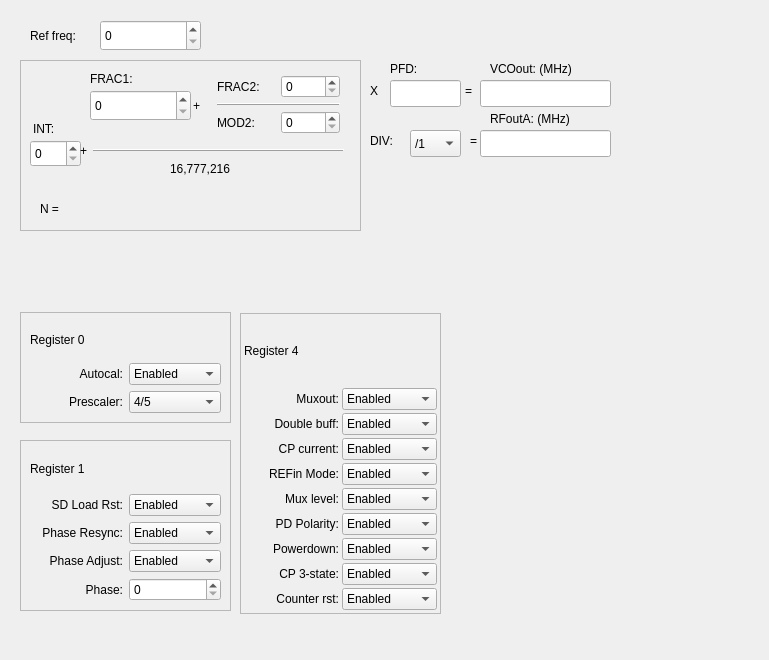
Old version of the form host/tamer-gui/adf4355.ui in the repository sergforce/clock-tamer.
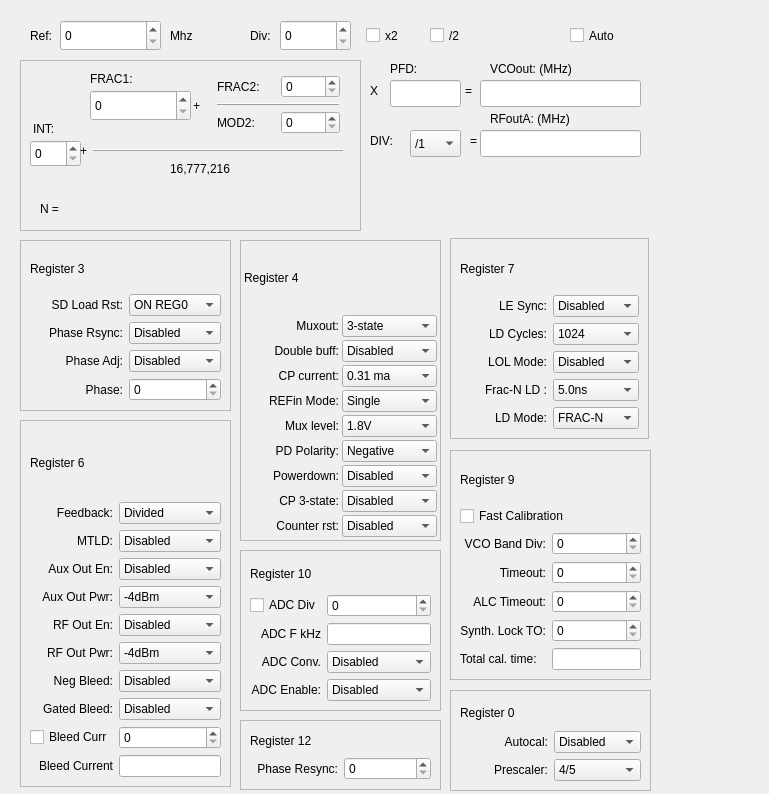
New version of the form.

```diff
--- a/host/tamer-gui/adf4355.ui
+++ b/host/tamer-gui/adf4355.ui
@@ -7,7 +7,7 @@
     <x>0</x>
     <y>0</y>
     <width>769</width>
-    <height>660</height>
+    <height>794</height>
    </rect>
   </property>
   <property name="windowTitle">
@@ -16,10 +16,10 @@
   <widget class="QFrame" name="frame">
    <property name="geometry">
     <rect>
-     <x>20</x>
-     <y>312</y>
-     <width>211</width>
-     <height>111</height>
+     <x>450</x>
+     <y>690</y>
+     <width>201</width>
+     <height>101</height>
     </rect>
    </property>
    <property name="frameShape">
@@ -50,7 +50,7 @@
      <widget class="QComboBox" name="comboBox">
       <item>
        <property name="text">
-        <string>Enabled</string>
+        <string>Disabled</string>
        </property>
       </item>
       <item>
@@ -90,7 +90,7 @@
    <property name="geometry">
     <rect>
      <x>20</x>
-     <y>440</y>
+     <y>240</y>
      <width>211</width>
      <height>171</height>
     </rect>
@@ -105,7 +105,7 @@
     <item row="0" column="0" colspan="2">
      <widget class="QLabel" name="label_4">
       <property name="text">
-       <string>Register 1</string>
+       <string>Register 3</string>
       </property>
      </widget>
     </item>
@@ -123,7 +123,7 @@
      <widget class="QComboBox" name="comboBox_3">
       <item>
        <property name="text">
-        <string>Enabled</string>
+        <string>ON REG0</string>
        </property>
       </item>
       <item>
@@ -136,7 +136,7 @@
     <item row="2" column="0">
      <widget class="QLabel" name="label_6">
       <property name="text">
-       <string>Phase Resync:</string>
+       <string>Phase Rsync:</string>
       </property>
       <property name="alignment">
        <set>Qt::AlignRight|Qt::AlignTrailing|Qt::AlignVCenter</set>
@@ -147,7 +147,7 @@
      <widget class="QComboBox" name="comboBox_4">
       <item>
        <property name="text">
-        <string>Enabled</string>
+        <string>Disabled</string>
        </property>
       </item>
       <item>
@@ -160,7 +160,7 @@
     <item row="3" column="0">
      <widget class="QLabel" name="label_7">
       <property name="text">
-       <string>Phase Adjust:</string>
+       <string>Phase Adj:</string>
       </property>
       <property name="alignment">
        <set>Qt::AlignRight|Qt::AlignTrailing|Qt::AlignVCenter</set>
@@ -171,7 +171,7 @@
      <widget class="QComboBox" name="comboBox_5">
       <item>
        <property name="text">
-        <string>Enabled</string>
+        <string>Disabled</string>
        </property>
       </item>
       <item>
@@ -200,7 +200,7 @@
    <property name="geometry">
     <rect>
      <x>240</x>
-     <y>313</y>
+     <y>240</y>
      <width>201</width>
      <height>301</height>
     </rect>
@@ -248,7 +248,7 @@
      <widget class="QComboBox" name="comboBox_6">
       <item>
        <property name="text">
-        <string>Enabled</string>
+        <string>3-state</string>
        </property>
       </item>
       <item>
@@ -272,7 +272,7 @@
      <widget class="QComboBox" name="comboBox_7">
       <item>
        <property name="text">
-        <string>Enabled</string>
+        <string>Disabled</string>
        </property>
       </item>
       <item>
@@ -296,7 +296,7 @@
      <widget class="QComboBox" name="comboBox_8">
       <item>
        <property name="text">
-        <string>Enabled</string>
+        <string>0.31 ma</string>
        </property>
       </item>
       <item>
@@ -320,7 +320,7 @@
      <widget class="QComboBox" name="comboBox_9">
       <item>
        <property name="text">
-        <string>Enabled</string>
+        <string>Single</string>
        </property>
       </item>
       <item>
@@ -344,7 +344,7 @@
      <widget class="QComboBox" name="comboBox_10">
       <item>
        <property name="text">
-        <string>Enabled</string>
+        <string>1.8V</string>
        </property>
       </item>
       <item>
@@ -368,7 +368,7 @@
      <widget class="QComboBox" name="comboBox_11">
       <item>
        <property name="text">
-        <string>Enabled</string>
+        <string>Negative</string>
        </property>
       </item>
       <item>
@@ -392,7 +392,7 @@
      <widget class="QComboBox" name="comboBox_12">
       <item>
        <property name="text">
-        <string>Enabled</string>
+        <string>Disabled</string>
        </property>
       </item>
       <item>
@@ -416,7 +416,7 @@
      <widget class="QComboBox" name="comboBox_13">
       <item>
        <property name="text">
-        <string>Enabled</string>
+        <string>Disabled</string>
        </property>
       </item>
       <item>
@@ -440,7 +440,7 @@
      <widget class="QComboBox" name="comboBox_14">
       <item>
        <property name="text">
-        <string>Enabled</string>
+        <string>Disabled</string>
        </property>
       </item>
       <item>
@@ -712,7 +712,7 @@
     <rect>
      <x>480</x>
      <y>80</y>
-     <width>131</width>
+     <width>161</width>
      <height>27</height>
     </rect>
    </property>
@@ -735,7 +735,7 @@
     <rect>
      <x>480</x>
      <y>130</y>
-     <width>131</width>
+     <width>161</width>
      <height>27</height>
     </rect>
    </property>
@@ -821,24 +821,752 @@
     <rect>
      <x>30</x>
      <y>20</y>
-     <width>71</width>
+     <width>31</width>
      <height>31</height>
     </rect>
    </property>
    <property name="text">
-    <string>Ref freq:</string>
+    <string>Ref:</string>
    </property>
   </widget>
   <widget class="QSpinBox" name="spinBox_6">
    <property name="geometry">
     <rect>
-     <x>100</x>
+     <x>60</x>
      <y>20</y>
      <width>101</width>
      <height>31</height>
     </rect>
    </property>
   </widget>
+  <widget class="QFrame" name="frame_8">
+   <property name="geometry">
+    <rect>
+     <x>450</x>
+     <y>238</y>
+     <width>199</width>
+     <height>201</height>
+    </rect>
+   </property>
+   <property name="frameShape">
+    <enum>QFrame::StyledPanel</enum>
+   </property>
+   <property name="frameShadow">
+    <enum>QFrame::Raised</enum>
+   </property>
+   <layout class="QGridLayout" name="gridLayout_5">
+    <item row="0" column="0" colspan="2">
+     <widget class="QLabel" name="label_35">
+      <property name="text">
+       <string>Register 7</string>
+      </property>
+     </widget>
+    </item>
+    <item row="1" column="0">
+     <widget class="QLabel" name="label_40">
+      <property name="text">
+       <string>LE Sync:</string>
+      </property>
+      <property name="alignment">
+       <set>Qt::AlignRight|Qt::AlignTrailing|Qt::AlignVCenter</set>
+      </property>
+     </widget>
+    </item>
+    <item row="1" column="1">
+     <widget class="QComboBox" name="comboBox_16">
+      <item>
+       <property name="text">
+        <string>Disabled</string>
+       </property>
+      </item>
+      <item>
+       <property name="text">
+        <string>REFin</string>
+       </property>
+      </item>
+     </widget>
+    </item>
+    <item row="2" column="0">
+     <widget class="QLabel" name="label_37">
+      <property name="text">
+       <string>LD Cycles:</string>
+      </property>
+      <property name="alignment">
+       <set>Qt::AlignRight|Qt::AlignTrailing|Qt::AlignVCenter</set>
+      </property>
+     </widget>
+    </item>
+    <item row="2" column="1">
+     <widget class="QComboBox" name="comboBox_18">
+      <item>
+       <property name="text">
+        <string>1024</string>
+       </property>
+      </item>
+      <item>
+       <property name="text">
+        <string>2048</string>
+       </property>
+      </item>
+      <item>
+       <property name="text">
+        <string>4096</string>
+       </property>
+      </item>
+      <item>
+       <property name="text">
+        <string>8192</string>
+       </property>
+      </item>
+     </widget>
+    </item>
+    <item row="3" column="0">
+     <widget class="QLabel" name="label_39">
+      <property name="text">
+       <string>LOL Mode:</string>
+      </property>
+      <property name="alignment">
+       <set>Qt::AlignRight|Qt::AlignTrailing|Qt::AlignVCenter</set>
+      </property>
+     </widget>
+    </item>
+    <item row="3" column="1">
+     <widget class="QComboBox" name="comboBox_19">
+      <item>
+       <property name="text">
+        <string>Disabled</string>
+       </property>
+      </item>
+      <item>
+       <property name="text">
+        <string>Enabled</string>
+       </property>
+      </item>
+     </widget>
+    </item>
+    <item row="4" column="0">
+     <widget class="QLabel" name="label_36">
+      <property name="text">
+       <string>Frac-N LD :</string>
+      </property>
+      <property name="alignment">
+       <set>Qt::AlignRight|Qt::AlignTrailing|Qt::AlignVCenter</set>
+      </property>
+     </widget>
+    </item>
+    <item row="4" column="1">
+     <widget class="QComboBox" name="comboBox_20">
+      <item>
+       <property name="text">
+        <string>5.0ns</string>
+       </property>
+      </item>
+      <item>
+       <property name="text">
+        <string>6.0ns</string>
+       </property>
+      </item>
+      <item>
+       <property name="text">
+        <string>8.0ns</string>
+       </property>
+      </item>
+      <item>
+       <property name="text">
+        <string>12.0ns</string>
+       </property>
+      </item>
+     </widget>
+    </item>
+    <item row="5" column="0">
+     <widget class="QLabel" name="label_38">
+      <property name="text">
+       <string>LD Mode:</string>
+      </property>
+      <property name="alignment">
+       <set>Qt::AlignRight|Qt::AlignTrailing|Qt::AlignVCenter</set>
+      </property>
+     </widget>
+    </item>
+    <item row="5" column="1">
+     <widget class="QComboBox" name="comboBox_17">
+      <item>
+       <property name="text">
+        <string>FRAC-N</string>
+       </property>
+      </item>
+      <item>
+       <property name="text">
+        <string>INT 2.9ns</string>
+       </property>
+      </item>
+     </widget>
+    </item>
+   </layout>
+  </widget>
+  <widget class="QLabel" name="label_41">
+   <property name="geometry">
+    <rect>
+     <x>250</x>
+     <y>20</y>
+     <width>41</width>
+     <height>31</height>
+    </rect>
+   </property>
+   <property name="text">
+    <string>Div:</string>
+   </property>
+  </widget>
+  <widget class="QSpinBox" name="spinBox_7">
+   <property name="geometry">
+    <rect>
+     <x>280</x>
+     <y>20</y>
+     <width>71</width>
+     <height>31</height>
+    </rect>
+   </property>
+  </widget>
+  <widget class="QLabel" name="label_42">
+   <property name="geometry">
+    <rect>
+     <x>170</x>
+     <y>20</y>
+     <width>31</width>
+     <height>31</height>
+    </rect>
+   </property>
+   <property name="text">
+    <string>Mhz</string>
+   </property>
+  </widget>
+  <widget class="QCheckBox" name="checkBox">
+   <property name="geometry">
+    <rect>
+     <x>366</x>
+     <y>20</y>
+     <width>51</width>
+     <height>31</height>
+    </rect>
+   </property>
+   <property name="text">
+    <string>x2</string>
+   </property>
+  </widget>
+  <widget class="QCheckBox" name="checkBox_2">
+   <property name="geometry">
+    <rect>
+     <x>430</x>
+     <y>20</y>
+     <width>51</width>
+     <height>31</height>
+    </rect>
+   </property>
+   <property name="text">
+    <string>/2</string>
+   </property>
+  </widget>
+  <widget class="QCheckBox" name="checkBox_3">
+   <property name="geometry">
+    <rect>
+     <x>570</x>
+     <y>20</y>
+     <width>71</width>
+     <height>31</height>
+    </rect>
+   </property>
+   <property name="text">
+    <string>Auto</string>
+   </property>
+  </widget>
+  <widget class="QFrame" name="frame_9">
+   <property name="geometry">
+    <rect>
+     <x>450</x>
+     <y>450</y>
+     <width>201</width>
+     <height>230</height>
+    </rect>
+   </property>
+   <property name="frameShape">
+    <enum>QFrame::StyledPanel</enum>
+   </property>
+   <property name="frameShadow">
+    <enum>QFrame::Raised</enum>
+   </property>
+   <layout class="QGridLayout" name="gridLayout_6">
+    <item row="0" column="0" colspan="2">
+     <widget class="QLabel" name="label_48">
+      <property name="text">
+       <string>Register 9</string>
+      </property>
+     </widget>
+    </item>
+    <item row="1" column="0" colspan="2">
+     <widget class="QCheckBox" name="checkBox_4">
+      <property name="text">
+       <string>Fast Calibration</string>
+      </property>
+     </widget>
+    </item>
+    <item row="2" column="0">
+     <widget class="QLabel" name="label_44">
+      <property name="text">
+       <string>VCO Band Div:</string>
+      </property>
+      <property name="alignment">
+       <set>Qt::AlignRight|Qt::AlignTrailing|Qt::AlignVCenter</set>
+      </property>
+     </widget>
+    </item>
+    <item row="2" column="1">
+     <widget class="QSpinBox" name="spinBox_9"/>
+    </item>
+    <item row="3" column="0">
+     <widget class="QLabel" name="label_43">
+      <property name="text">
+       <string>Timeout:</string>
+      </property>
+      <property name="alignment">
+       <set>Qt::AlignRight|Qt::AlignTrailing|Qt::AlignVCenter</set>
+      </property>
+     </widget>
+    </item>
+    <item row="3" column="1">
+     <widget class="QSpinBox" name="spinBox_8"/>
+    </item>
+    <item row="4" column="0">
+     <widget class="QLabel" name="label_45">
+      <property name="text">
+       <string>ALC Timeout:</string>
+      </property>
+      <property name="alignment">
+       <set>Qt::AlignRight|Qt::AlignTrailing|Qt::AlignVCenter</set>
+      </property>
+     </widget>
+    </item>
+    <item row="4" column="1">
+     <widget class="QSpinBox" name="spinBox_10"/>
+    </item>
+    <item row="5" column="0">
+     <widget class="QLabel" name="label_46">
+      <property name="text">
+       <string>Synth. Lock TO:</string>
+      </property>
+      <property name="alignment">
+       <set>Qt::AlignRight|Qt::AlignTrailing|Qt::AlignVCenter</set>
+      </property>
+     </widget>
+    </item>
+    <item row="5" column="1">
+     <widget class="QSpinBox" name="spinBox_11"/>
+    </item>
+    <item row="6" column="0">
+     <widget class="QLabel" name="label_47">
+      <property name="text">
+       <string>Total cal. time:</string>
+      </property>
+     </widget>
+    </item>
+    <item row="6" column="1">
+     <widget class="QLineEdit" name="lineEdit_4"/>
+    </item>
+   </layout>
+  </widget>
+  <widget class="QFrame" name="frame_10">
+   <property name="geometry">
+    <rect>
+     <x>20</x>
+     <y>420</y>
+     <width>211</width>
+     <height>367</height>
+    </rect>
+   </property>
+   <property name="frameShape">
+    <enum>QFrame::StyledPanel</enum>
+   </property>
+   <property name="frameShadow">
+    <enum>QFrame::Raised</enum>
+   </property>
+   <layout class="QGridLayout" name="gridLayout_7">
+    <item row="0" column="0" colspan="2">
+     <widget class="QLabel" name="label_54">
+      <property name="text">
+       <string>Register 6</string>
+      </property>
+     </widget>
+    </item>
+    <item row="1" column="0">
+     <widget class="QLabel" name="label_57">
+      <property name="text">
+       <string>Feedback:</string>
+      </property>
+      <property name="alignment">
+       <set>Qt::AlignRight|Qt::AlignTrailing|Qt::AlignVCenter</set>
+      </property>
+     </widget>
+    </item>
+    <item row="1" column="1">
+     <widget class="QComboBox" name="comboBox_21">
+      <item>
+       <property name="text">
+        <string>Divided</string>
+       </property>
+      </item>
+      <item>
+       <property name="text">
+        <string>Fundamental</string>
+       </property>
+      </item>
+     </widget>
+    </item>
+    <item row="2" column="0">
+     <widget class="QLabel" name="label_50">
+      <property name="text">
+       <string>MTLD:</string>
+      </property>
+      <property name="alignment">
+       <set>Qt::AlignRight|Qt::AlignTrailing|Qt::AlignVCenter</set>
+      </property>
+     </widget>
+    </item>
+    <item row="2" column="1">
+     <widget class="QComboBox" name="comboBox_25">
+      <item>
+       <property name="text">
+        <string>Disabled</string>
+       </property>
+      </item>
+      <item>
+       <property name="text">
+        <string>Enabled</string>
+       </property>
+      </item>
+     </widget>
+    </item>
+    <item row="3" column="0">
+     <widget class="QLabel" name="label_56">
+      <property name="text">
+       <string>Aux Out En:</string>
+      </property>
+      <property name="alignment">
+       <set>Qt::AlignRight|Qt::AlignTrailing|Qt::AlignVCenter</set>
+      </property>
+     </widget>
+    </item>
+    <item row="3" column="1">
+     <widget class="QComboBox" name="comboBox_27">
+      <item>
+       <property name="text">
+        <string>Disabled</string>
+       </property>
+      </item>
+      <item>
+       <property name="text">
+        <string>Enabled</string>
+       </property>
+      </item>
+     </widget>
+    </item>
+    <item row="4" column="0">
+     <widget class="QLabel" name="label_49">
+      <property name="text">
+       <string>Aux Out Pwr:</string>
+      </property>
+      <property name="alignment">
+       <set>Qt::AlignRight|Qt::AlignTrailing|Qt::AlignVCenter</set>
+      </property>
+     </widget>
+    </item>
+    <item row="4" column="1">
+     <widget class="QComboBox" name="comboBox_28">
+      <item>
+       <property name="text">
+        <string>-4dBm</string>
+       </property>
+      </item>
+      <item>
+       <property name="text">
+        <string>-1dBm</string>
+       </property>
+      </item>
+      <item>
+       <property name="text">
+        <string>+2dBm</string>
+       </property>
+      </item>
+      <item>
+       <property name="text">
+        <string>+5dBm</string>
+       </property>
+      </item>
+     </widget>
+    </item>
+    <item row="5" column="0">
+     <widget class="QLabel" name="label_55">
+      <property name="text">
+       <string>RF Out En:</string>
+      </property>
+      <property name="alignment">
+       <set>Qt::AlignRight|Qt::AlignTrailing|Qt::AlignVCenter</set>
+      </property>
+     </widget>
+    </item>
+    <item row="5" column="1">
+     <widget class="QComboBox" name="comboBox_22">
+      <item>
+       <property name="text">
+        <string>Disabled</string>
+       </property>
+      </item>
+      <item>
+       <property name="text">
+        <string>Enabled</string>
+       </property>
+      </item>
+     </widget>
+    </item>
+    <item row="6" column="0">
+     <widget class="QLabel" name="label_52">
+      <property name="text">
+       <string>RF Out Pwr:</string>
+      </property>
+      <property name="alignment">
+       <set>Qt::AlignRight|Qt::AlignTrailing|Qt::AlignVCenter</set>
+      </property>
+     </widget>
+    </item>
+    <item row="6" column="1">
+     <widget class="QComboBox" name="comboBox_26">
+      <item>
+       <property name="text">
+        <string>-4dBm</string>
+       </property>
+      </item>
+      <item>
+       <property name="text">
+        <string>-1dBm</string>
+       </property>
+      </item>
+      <item>
+       <property name="text">
+        <string>+2dBm</string>
+       </property>
+      </item>
+      <item>
+       <property name="text">
+        <string>+5dBm</string>
+       </property>
+      </item>
+     </widget>
+    </item>
+    <item row="7" column="0">
+     <widget class="QLabel" name="label_51">
+      <property name="text">
+       <string>Neg Bleed:</string>
+      </property>
+      <property name="alignment">
+       <set>Qt::AlignRight|Qt::AlignTrailing|Qt::AlignVCenter</set>
+      </property>
+     </widget>
+    </item>
+    <item row="7" column="1">
+     <widget class="QComboBox" name="comboBox_24">
+      <item>
+       <property name="text">
+        <string>Disabled</string>
+       </property>
+      </item>
+      <item>
+       <property name="text">
+        <string>Enabled</string>
+       </property>
+      </item>
+     </widget>
+    </item>
+    <item row="8" column="0">
+     <widget class="QLabel" name="label_53">
+      <property name="text">
+       <string>Gated Bleed:</string>
+      </property>
+      <property name="alignment">
+       <set>Qt::AlignRight|Qt::AlignTrailing|Qt::AlignVCenter</set>
+      </property>
+     </widget>
+    </item>
+    <item row="8" column="1">
+     <widget class="QComboBox" name="comboBox_23">
+      <item>
+       <property name="text">
+        <string>Disabled</string>
+       </property>
+      </item>
+      <item>
+       <property name="text">
+        <string>Enabled</string>
+       </property>
+      </item>
+     </widget>
+    </item>
+    <item row="9" column="0">
+     <widget class="QCheckBox" name="checkBox_5">
+      <property name="text">
+       <string>Bleed Curr</string>
+      </property>
+     </widget>
+    </item>
+    <item row="9" column="1">
+     <widget class="QSpinBox" name="spinBox_12"/>
+    </item>
+    <item row="10" column="0">
+     <widget class="QLabel" name="label_59">
+      <property name="text">
+       <string>Bleed Current</string>
+      </property>
+      <property name="alignment">
+       <set>Qt::AlignRight|Qt::AlignTrailing|Qt::AlignVCenter</set>
+      </property>
+     </widget>
+    </item>
+    <item row="10" column="1">
+     <widget class="QLineEdit" name="lineEdit_5"/>
+    </item>
+   </layout>
+  </widget>
+  <widget class="QFrame" name="frame_11">
+   <property name="geometry">
+    <rect>
+     <x>240</x>
+     <y>550</y>
+     <width>201</width>
+     <height>161</height>
+    </rect>
+   </property>
+   <property name="frameShape">
+    <enum>QFrame::StyledPanel</enum>
+   </property>
+   <property name="frameShadow">
+    <enum>QFrame::Raised</enum>
+   </property>
+   <layout class="QGridLayout" name="gridLayout_8">
+    <item row="0" column="0" colspan="2">
+     <widget class="QLabel" name="label_58">
+      <property name="text">
+       <string>Register 10</string>
+      </property>
+     </widget>
+    </item>
+    <item row="1" column="0">
+     <widget class="QCheckBox" name="checkBox_6">
+      <property name="text">
+       <string>ADC Div</string>
+      </property>
+     </widget>
+    </item>
+    <item row="1" column="1">
+     <widget class="QSpinBox" name="spinBox_13"/>
+    </item>
+    <item row="2" column="0">
+     <widget class="QLabel" name="label_60">
+      <property name="text">
+       <string>ADC F kHz</string>
+      </property>
+      <property name="alignment">
+       <set>Qt::AlignRight|Qt::AlignTrailing|Qt::AlignVCenter</set>
+      </property>
+     </widget>
+    </item>
+    <item row="2" column="1">
+     <widget class="QLineEdit" name="lineEdit_6"/>
+    </item>
+    <item row="3" column="0">
+     <widget class="QLabel" name="label_61">
+      <property name="text">
+       <string>ADC Conv.</string>
+      </property>
+      <property name="alignment">
+       <set>Qt::AlignRight|Qt::AlignTrailing|Qt::AlignVCenter</set>
+      </property>
+     </widget>
+    </item>
+    <item row="3" column="1">
+     <widget class="QComboBox" name="comboBox_29">
+      <item>
+       <property name="text">
+        <string>Disabled</string>
+       </property>
+      </item>
+      <item>
+       <property name="text">
+        <string>Enabled</string>
+       </property>
+      </item>
+     </widget>
+    </item>
+    <item row="4" column="0">
+     <widget class="QLabel" name="label_62">
+      <property name="text">
+       <string>ADC Enable:</string>
+      </property>
+      <property name="alignment">
+       <set>Qt::AlignRight|Qt::AlignTrailing|Qt::AlignVCenter</set>
+      </property>
+     </widget>
+    </item>
+    <item row="4" column="1">
+     <widget class="QComboBox" name="comboBox_30">
+      <item>
+       <property name="text">
+        <string>Disabled</string>
+       </property>
+      </item>
+      <item>
+       <property name="text">
+        <string>Enabled</string>
+       </property>
+      </item>
+     </widget>
+    </item>
+   </layout>
+  </widget>
+  <widget class="QFrame" name="frame_12">
+   <property name="geometry">
+    <rect>
+     <x>240</x>
+     <y>720</y>
+     <width>201</width>
+     <height>70</height>
+    </rect>
+   </property>
+   <property name="frameShape">
+    <enum>QFrame::StyledPanel</enum>
+   </property>
+   <property name="frameShadow">
+    <enum>QFrame::Raised</enum>
+   </property>
+   <layout class="QGridLayout" name="gridLayout_9">
+    <item row="0" column="0" colspan="2">
+     <widget class="QLabel" name="label_63">
+      <property name="text">
+       <string>Register 12</string>
+      </property>
+     </widget>
+    </item>
+    <item row="1" column="0">
+     <widget class="QLabel" name="label_64">
+      <property name="text">
+       <string>Phase Resync:</string>
+      </property>
+      <property name="alignment">
+       <set>Qt::AlignRight|Qt::AlignTrailing|Qt::AlignVCenter</set>
+      </property>
+     </widget>
+    </item>
+    <item row="1" column="1">
+     <widget class="QSpinBox" name="spinBox_14"/>
+    </item>
+   </layout>
+  </widget>
  </widget>
  <resources/>
  <connections/>
```
Left out of the diff: 164 changed lines with no effect on the pictures.
